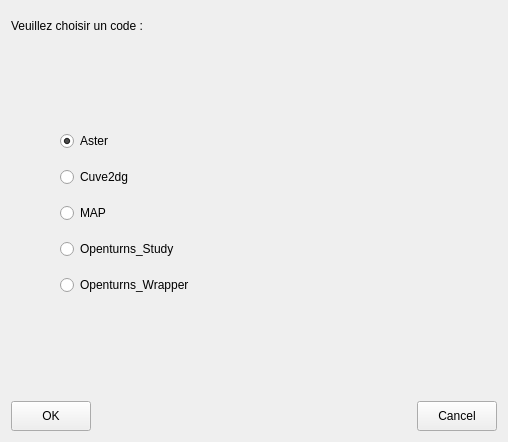
Above: UiQT4/desChoixCode.ui from SalomePlatform/eficas_tools before the change. Below: the same form after it.
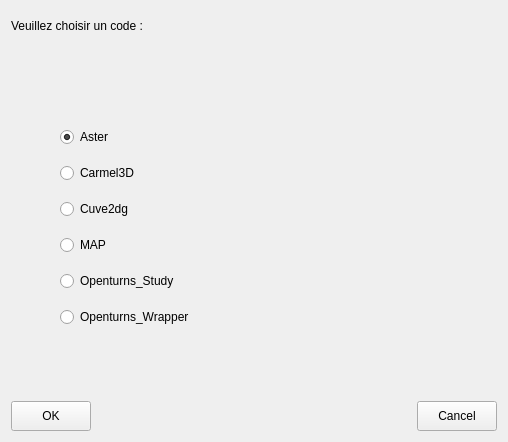
That is the form after the change.

Commit message: il : ajout Carmel3D

The edit to the form file:
```diff
--- a/UiQT4/desChoixCode.ui
+++ b/UiQT4/desChoixCode.ui
@@ -12,9 +12,9 @@
   <property name="windowTitle" >
    <string>Choix du code</string>
   </property>
-  <layout class="QGridLayout" name="gridLayout" >
-   <item row="0" column="0" colspan="2" >
-    <layout class="QHBoxLayout" name="horizontalLayout" >
+  <layout class="QGridLayout" name="gridLayout_2">
+   <item row="0" column="0" colspan="2">
+    <layout class="QHBoxLayout" name="horizontalLayout">
      <item>
       <widget class="QLabel" name="label_choix" >
        <property name="minimumSize" >
@@ -43,9 +43,9 @@
      </item>
     </layout>
    </item>
-   <item row="1" column="1" >
-    <spacer name="verticalSpacer_2" >
-     <property name="orientation" >
+   <item row="1" column="0">
+    <spacer name="verticalSpacer_2">
+     <property name="orientation">
       <enum>Qt::Vertical</enum>
      </property>
      <property name="sizeType" >
@@ -59,11 +59,11 @@
      </property>
     </spacer>
    </item>
-   <item row="2" column="0" colspan="2" >
-    <layout class="QHBoxLayout" name="horizontalLayout_3" >
-     <item>
-      <spacer name="horizontalSpacer_3" >
-       <property name="orientation" >
+   <item row="2" column="0" colspan="2">
+    <layout class="QGridLayout" name="gridLayout">
+     <item row="0" column="0">
+      <spacer name="horizontalSpacer_3">
+       <property name="orientation">
         <enum>Qt::Horizontal</enum>
        </property>
        <property name="sizeType" >
@@ -77,9 +77,9 @@
        </property>
       </spacer>
      </item>
-     <item>
-      <widget class="QWidget" native="1" name="widget" >
-       <layout class="QVBoxLayout" name="verticalLayout" >
+     <item row="0" column="1">
+      <widget class="QWidget" name="widget" native="true">
+       <layout class="QVBoxLayout" name="verticalLayout">
         <item>
          <widget class="QRadioButton" name="rB_Aster" >
           <property name="minimumSize" >
@@ -97,14 +97,27 @@
          </widget>
         </item>
         <item>
-         <widget class="QRadioButton" name="rB_Cuve2dg" >
-          <property name="minimumSize" >
+         <widget class="QRadioButton" name="rB_Carmel3D">
+          <property name="minimumSize">
            <size>
             <width>0</width>
             <height>30</height>
            </size>
           </property>
-          <property name="text" >
+          <property name="text">
+           <string>Carmel3D</string>
+          </property>
+         </widget>
+        </item>
+        <item>
+         <widget class="QRadioButton" name="rB_Cuve2dg">
+          <property name="minimumSize">
+           <size>
+            <width>0</width>
+            <height>30</height>
+           </size>
+          </property>
+          <property name="text">
            <string>Cuve2dg</string>
           </property>
          </widget>
@@ -151,9 +164,9 @@
        </layout>
       </widget>
      </item>
-     <item>
-      <spacer name="horizontalSpacer_4" >
-       <property name="orientation" >
+     <item row="0" column="2">
+      <spacer name="horizontalSpacer_4">
+       <property name="orientation">
         <enum>Qt::Horizontal</enum>
        </property>
        <property name="sizeHint" stdset="0" >
@@ -166,15 +179,18 @@
      </item>
     </layout>
    </item>
-   <item row="3" column="0" >
-    <spacer name="verticalSpacer" >
-     <property name="orientation" >
+   <item row="3" column="1">
+    <spacer name="verticalSpacer_3">
+     <property name="orientation">
       <enum>Qt::Vertical</enum>
      </property>
-     <property name="sizeHint" stdset="0" >
+     <property name="sizeType">
+      <enum>QSizePolicy::Preferred</enum>
+     </property>
+     <property name="sizeHint" stdset="0">
       <size>
        <width>20</width>
-       <height>86</height>
+       <height>58</height>
       </size>
      </property>
     </spacer>
```
Left out of the diff: 79 changed lines with no effect on the pictures. The commit also changes 1 other file.
